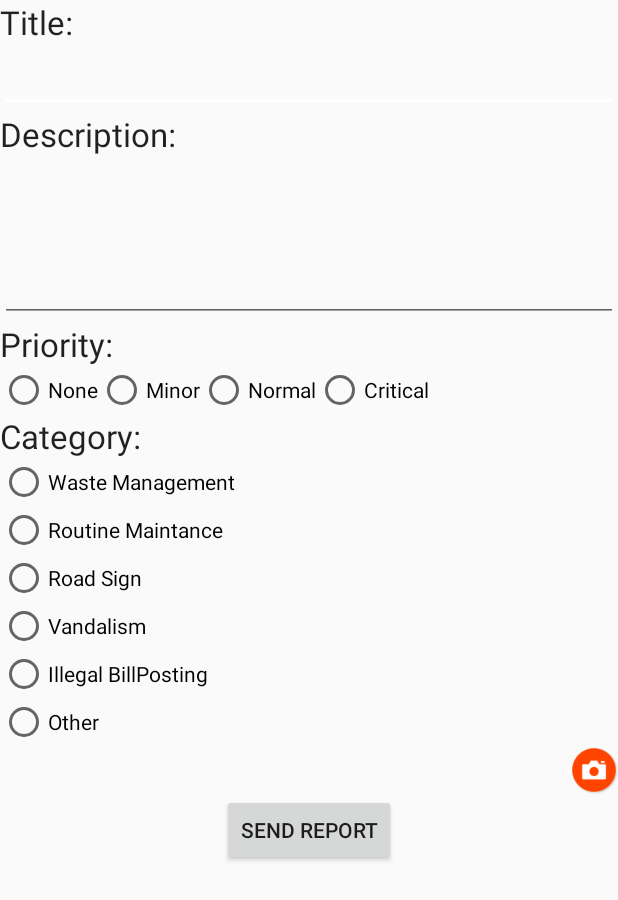
After one commit to ggranata89/ProgettoSE, an Android app: the layout fragment_report.xml on its own in the app's theme, with its tools: preview values and no code run, on a phone screen of 412 x 824 dp. The commit adds this screen. Shown: the top 900 px of the screen. Run offline under Robolectric (Android 15) with nearby library versions, the phone set to English and light mode, and no system bars.

Commit message:
Inserito invio report e fotocamera

```diff
--- a/app/src/main/AndroidManifest.xml
+++ b/app/src/main/AndroidManifest.xml
@@ -9,6 +9,7 @@
     <uses-permission android:name="com.goole.android.providers.gsf.permission.READ_GSERVICES" />
     <uses-permission android:name="android.permission.ACCESS_COARSE_LOCATION" />
     <uses-permission android:name="android.permission.ACCESS_FINE_LOCATION" />
+
 
     <application
         android:allowBackup="true"
--- a/app/src/main/java/com/example/ricky/mycity/Costanti.java
+++ b/app/src/main/java/com/example/ricky/mycity/Costanti.java
@@ -8,6 +8,8 @@ public interface Costanti {
     public static String REGISTER_URI = "http://46.101.148.74/rest/user/register";
     public static String REPORT_URI = "http://46.101.148.74/rest/views/reports";
     public static String LOGOUT_URI = "http://46.101.148.74/rest/user/logout";
+    public static String NODE_URI = "http://46.101.148.74/rest/node/";
+
 
     public static final long MINIMUM_DISTANCE_CHANGE_FOR_UPDATES = 1; // in metri
     public static final long MINIMUM_TIME_BETWEEN_UPDATES = 1000; // in millisecondi
--- a/app/src/main/java/com/example/ricky/mycity/MainActivity.java
+++ b/app/src/main/java/com/example/ricky/mycity/MainActivity.java
@@ -69,7 +69,7 @@ public class MainActivity extends MaterialNavigationDrawer implements MaterialAc
         this.addAccount(myAccount);
 
         this.setAccountListener(this);
-        this.addSection(newSection(getString(R.string.invia_segnalazione), R.mipmap.send_now, new FragmentButton()));
+        this.addSection(newSection(getString(R.string.invia_segnalazione), R.mipmap.send_now, new FragmentReport()));
         this.addSection(newSection(getString(R.string.mappa_segnalazione), R.mipmap.map, fragmentMap));
         //this.addSubheader("Categoria");
         this.addDivisor();
--- /dev/null
+++ b/app/src/main/res/layout/fragment_report.xml
@@ -0,0 +1,167 @@
+<?xml version="1.0" encoding="utf-8"?>
+<LinearLayout xmlns:android="http://schemas.android.com/apk/res/android"
+    android:orientation="vertical" android:layout_width="match_parent"
+    android:layout_height="match_parent"
+    android:weightSum="1">
+
+
+
+
+    <TextView
+        android:layout_width="wrap_content"
+        android:layout_height="wrap_content"
+        android:textAppearance="?android:attr/textAppearanceLarge"
+        android:text="Title:"
+        android:id="@+id/title"
+        android:layout_marginLeft="2dp"
+        android:layout_marginTop="2dp"
+        android:layout_marginRight="0dp"
+        android:layout_marginBottom="0dp"
+        android:layout_margin="0dp" />
+
+    <EditText
+        android:layout_width="match_parent"
+        android:layout_height="wrap_content"
+        android:id="@+id/report_title" />
+
+    <TextView
+        android:layout_width="wrap_content"
+        android:layout_height="wrap_content"
+        android:textAppearance="?android:attr/textAppearanceLarge"
+        android:text="Description:"
+        android:id="@+id/description"
+        android:layout_marginLeft="2dp"
+        android:layout_marginTop="2dp"
+        android:layout_marginRight="0dp"
+        android:layout_marginBottom="0dp"
+        android:layout_margin="0dp" />
+
+    <EditText
+        android:layout_width="match_parent"
+        android:layout_height="wrap_content"
+        android:inputType="textMultiLine"
+        android:ems="10"
+        android:id="@+id/report_body"
+        android:layout_weight="0.21" />
+
+    <TextView
+        android:layout_width="wrap_content"
+        android:layout_height="wrap_content"
+        android:textAppearance="?android:attr/textAppearanceLarge"
+        android:text="Priority:"
+        android:id="@+id/report_priority"
+        android:layout_margin="0dp"
+        android:layout_marginLeft="2dp"
+        android:layout_marginTop="2dp"
+        android:layout_marginRight="0dp"
+        android:layout_marginBottom="0dp" />
+
+    <RadioGroup
+        android:layout_width="394dp"
+        android:layout_height="wrap_content"
+        android:id="@+id/Priority_RadioGroup"
+        android:orientation = "horizontal">
+
+        <RadioButton
+            android:layout_width="wrap_content"
+            android:layout_height="wrap_content"
+            android:text="None"
+            android:id="@+id/Priority_radioButton1"
+            android:layout_gravity="center_horizontal" />
+
+        <RadioButton
+            android:layout_width="wrap_content"
+            android:layout_height="wrap_content"
+            android:text="Minor"
+            android:id="@+id/Priority_radioButton2" />
+        <RadioButton
+            android:layout_width="wrap_content"
+            android:layout_height="wrap_content"
+            android:text="Normal"
+            android:id="@+id/Priority_radioButton3" />
+        <RadioButton
+            android:layout_width="wrap_content"
+            android:layout_height="wrap_content"
+            android:text="Critical"
+            android:id="@+id/Priority_radioButton4" />
+
+    </RadioGroup>
+    <TextView
+        android:layout_width="wrap_content"
+        android:layout_height="wrap_content"
+        android:textAppearance="?android:attr/textAppearanceLarge"
+        android:text="Category:"
+        android:id="@+id/textView3"
+        android:layout_margin="0dp"
+        android:layout_marginLeft="2dp"
+        android:layout_marginTop="2dp"
+        android:layout_marginRight="0dp"
+        android:layout_marginBottom="0dp" />
+
+    <RadioGroup
+        android:layout_width="394dp"
+        android:layout_height="wrap_content"
+        android:id="@+id/Category_RadioGroup"
+        android:orientation = "vertical">
+
+
+
+        <RadioButton
+            android:layout_width="wrap_content"
+            android:layout_height="wrap_content"
+            android:text="Waste Management"
+            android:id="@+id/Category_radioButton1"
+             />
+
+        <RadioButton
+            android:layout_width="wrap_content"
+            android:layout_height="wrap_content"
+            android:text="Routine Maintance"
+            android:id="@+id/Category_radioButton2" />
+
+        <RadioButton
+            android:layout_width="wrap_content"
+            android:layout_height="wrap_content"
+            android:text="Road Sign"
+            android:id="@+id/Category_radioButton3" />
+
+        <RadioButton
+            android:layout_width="wrap_content"
+            android:layout_height="wrap_content"
+            android:text="Vandalism"
+            android:id="@+id/Category_radioButton4" />
+        <RadioButton
+            android:layout_width="wrap_content"
+            android:layout_height="wrap_content"
+            android:text="Illegal BillPosting"
+            android:id="@+id/Category_radioButton5" />
+
+
+        <RadioButton
+            android:layout_width="wrap_content"
+            android:layout_height="wrap_content"
+            android:text="Other"
+            android:id="@+id/Category_radioButton6" />
+
+
+
+    </RadioGroup>
+
+    <Button
+        style="?android:attr/buttonStyleSmall"
+        android:layout_width="32dp"
+        android:layout_height="32dp"
+        android:background= "@drawable/camera"
+        android:id="@+id/camera"
+        android:layout_gravity="center_horizontal|right" />
+
+    <Button
+        android:layout_width="wrap_content"
+        android:layout_height="wrap_content"
+        android:text="Send Report"
+        android:id="@+id/send_report"
+        android:layout_gravity="center_horizontal"/>
+
+
+
+</LinearLayout>
```
Also changed, not shown: app/src/main/java/com/example/ricky/mycity/FragmentReport.java (added, +205 -0 lines), app/src/main/res/drawable/camera.png (added).
